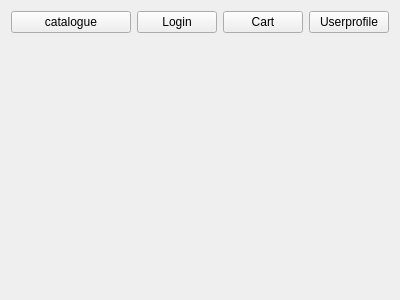
This is Client/mainwindow.ui in Kazbek177007/Booking as Qt 5 draws it before an edit. The edited form follows.
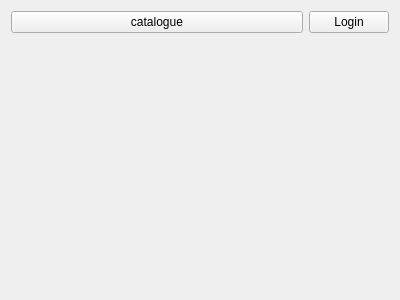
This is the edited form.

```diff
--- a/Client/mainwindow.ui
+++ b/Client/mainwindow.ui
@@ -36,32 +36,6 @@
        </property>
       </widget>
      </item>
-     <item>
-      <widget class="QPushButton" name="cartButton">
-       <property name="sizePolicy">
-        <sizepolicy hsizetype="Maximum" vsizetype="Fixed">
-         <horstretch>0</horstretch>
-         <verstretch>0</verstretch>
-        </sizepolicy>
-       </property>
-       <property name="text">
-        <string>Cart</string>
-       </property>
-      </widget>
-     </item>
-     <item>
-      <widget class="QPushButton" name="userProfileButton">
-       <property name="sizePolicy">
-        <sizepolicy hsizetype="Maximum" vsizetype="Fixed">
-         <horstretch>0</horstretch>
-         <verstretch>0</verstretch>
-        </sizepolicy>
-       </property>
-       <property name="text">
-        <string>Userprofile</string>
-       </property>
-      </widget>
-     </item>
     </layout>
    </item>
    <item>
```
